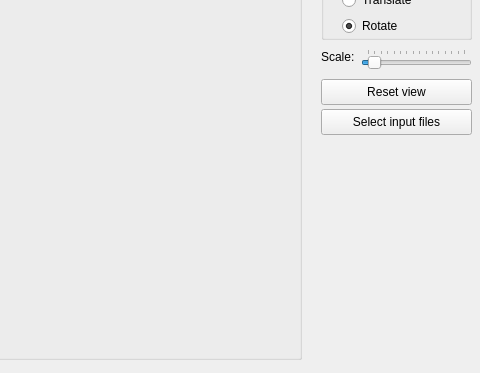
First picture: the form in glxraysim/mainwindow.ui, repository ulikoehler/xraysim, before the edit; both pictures show x 229 to 709 and y 141 to 514 of the 709 by 514 pixel window.
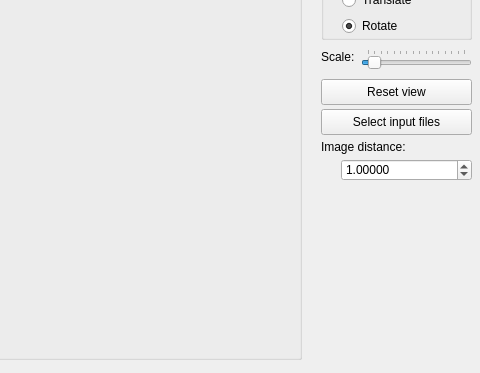
Second picture: the form after the edit.

Patch:
```diff
--- a/glxraysim/mainwindow.ui
+++ b/glxraysim/mainwindow.ui
@@ -196,6 +196,35 @@
      <string>Select input files</string>
     </property>
    </widget>
+   <widget class="QLabel" name="label">
+    <property name="geometry">
+     <rect>
+      <x>550</x>
+      <y>280</y>
+      <width>91</width>
+      <height>16</height>
+     </rect>
+    </property>
+    <property name="text">
+     <string>Image distance:</string>
+    </property>
+   </widget>
+   <widget class="QDoubleSpinBox" name="imageDistanceComboBox">
+    <property name="geometry">
+     <rect>
+      <x>570</x>
+      <y>300</y>
+      <width>131</width>
+      <height>22</height>
+     </rect>
+    </property>
+    <property name="decimals">
+     <number>5</number>
+    </property>
+    <property name="value">
+     <double>1.000000000000000</double>
+    </property>
+   </widget>
   </widget>
  </widget>
  <layoutdefault spacing="6" margin="11"/>
```
